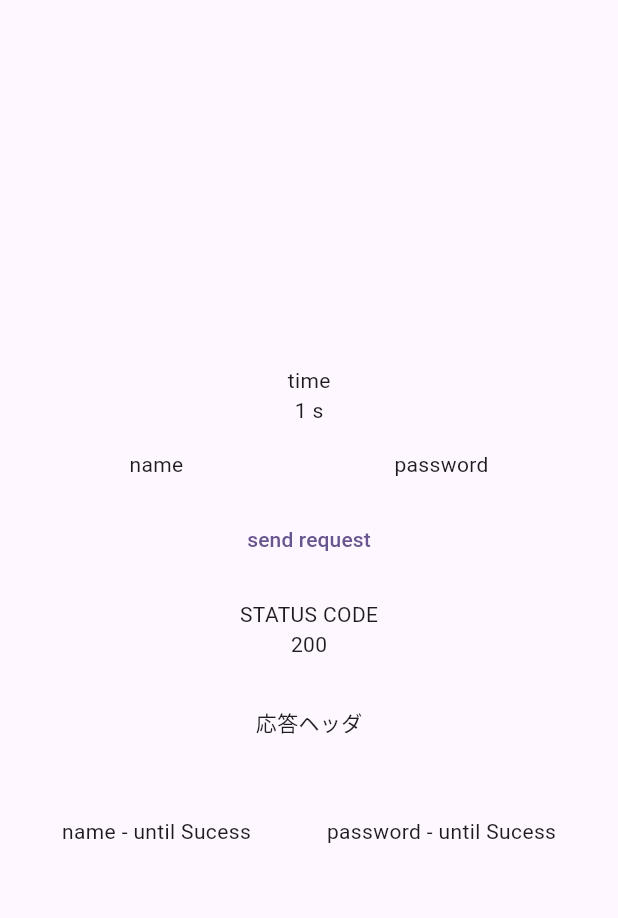
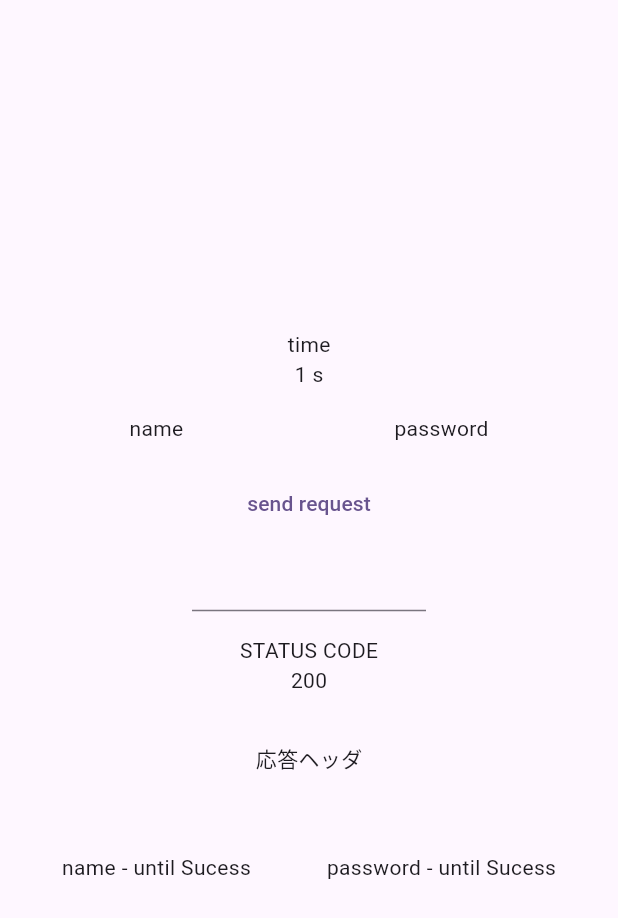
Before and after one commit to Rerurate514/router_unlocker, a Flutter app: the screen it shows after launch, after a tap on "send request", on a phone screen of 412 x 824 dp. Shown: the top 918 px of the screen. Run offline on Flutter 3.47's test engine with Material 3 defaults, Android fonts, the phone set to English and light mode, and no system bars.

Commit message:
UIの調整

```diff
--- a/lib/main.dart
+++ b/lib/main.dart
@@ -38,6 +38,8 @@
   final HeadrCreater _headrCreater = HeadrCreater();
   final BlutoForceController _blutoForceController = BlutoForceController();
 
+  final TextEditingController _controller = TextEditingController();
+
   Response _response = Response("", 200);
   String _name = "name";
   String _password = "password";
@@ -53,7 +55,10 @@
   }
 
   void sendRequest() async {
-    _blutoForceController.run().listen((Res res) {
+    int len = int.parse(_controller.text);
+    if(len == 0) return;
+
+    _blutoForceController.run(len).listen((Res res) {
       setState(() {
         _response = res.response;
         _name = res.name;
@@ -102,6 +107,13 @@
               child: const Text("send request")
             ),
             Padding(
+              padding: const EdgeInsets.symmetric(horizontal: 128),
+              child: TextField(
+                controller: _controller,
+                keyboardType: TextInputType.number,
+              ),
+            ),
+            Padding(
               padding: const EdgeInsets.all(16),
               child: Column(
                 children: [
```
